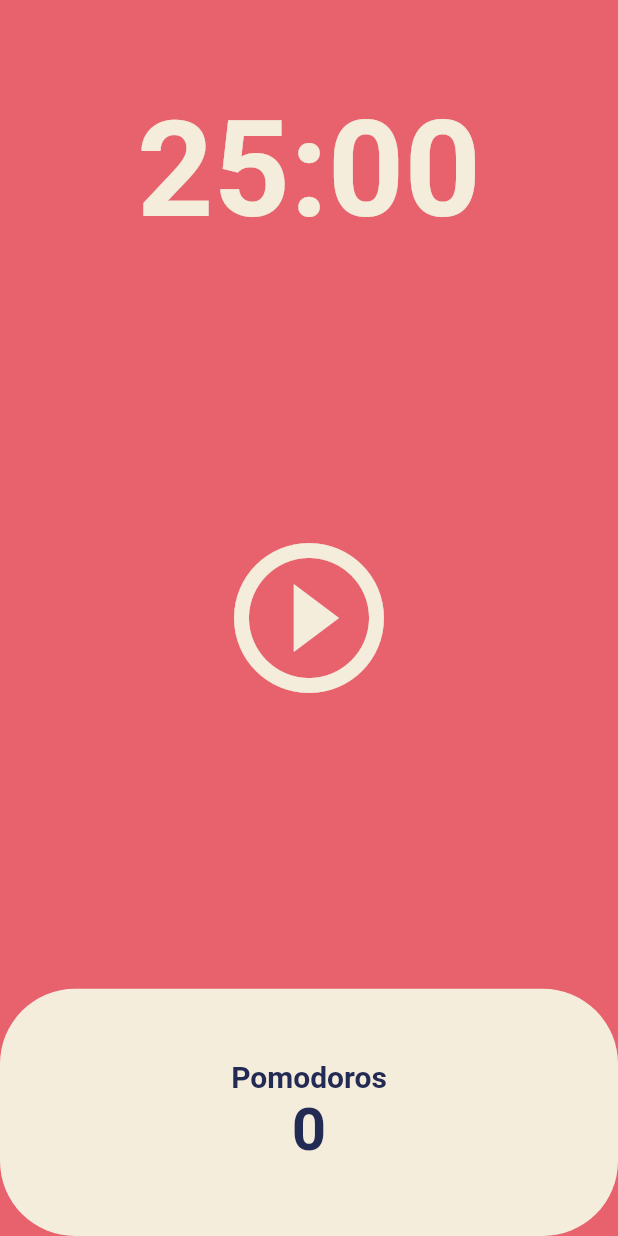
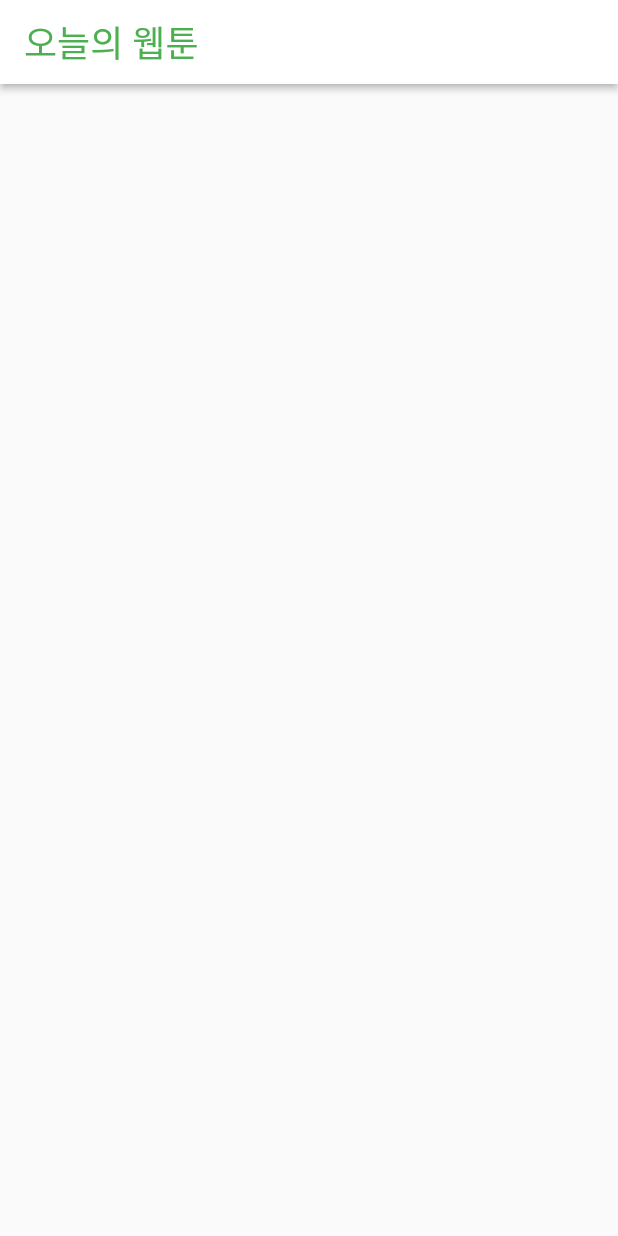
Before and after one commit to neo-rooney/nomadcoders_flutter_hello-flutter, a Flutter app: the screen it shows after launch, on a phone screen of 412 x 824 dp. Run offline on Flutter 3.47's test engine with Material 2 defaults, Android fonts, the phone set to English and light mode, and no system bars.

Commit message:
Feat: 6.1 AppBar

```diff
--- a/lib/main.dart
+++ b/lib/main.dart
@@ -10,18 +10,8 @@ class App extends StatelessWidget {
 
   @override
   Widget build(BuildContext context) {
-    return MaterialApp(
-        theme: ThemeData(
-          colorScheme: ColorScheme.fromSwatch(
-            backgroundColor: const Color(0xFFE7626C),
-          ),
-          textTheme: const TextTheme(
-            displayLarge: TextStyle(
-              color: Color(0xFF232B55),
-            ),
-          ),
-          cardColor: const Color(0xFFF4EDDB),
-        ),
-        home: const HomeScreen());
+    return const MaterialApp(
+      home: HomeScreen(),
+    );
   }
 }
--- a/lib/screen/home_screen.dart
+++ b/lib/screen/home_screen.dart
@@ -1,123 +1,21 @@
-import 'dart:async';
-
 import 'package:flutter/material.dart';
 
-class HomeScreen extends StatefulWidget {
+class HomeScreen extends StatelessWidget {
   const HomeScreen({super.key});
-
-  @override
-  State<HomeScreen> createState() => _HomeScreenState();
-}
-
-class _HomeScreenState extends State<HomeScreen> {
-  int totalSeconds = 1500;
-  bool isRunning = false;
-  late Timer timer;
-
-  void onTick(Timer timer) {
-    setState(() {
-      totalSeconds = totalSeconds - 1;
-    });
-  }
-
-  void onStartPress() {
-    timer = Timer.periodic(
-      const Duration(
-        seconds: 1,
-      ),
-      onTick,
-    );
-    setState(() {
-      isRunning = true;
-    });
-  }
-
-  void onPausePress() {
-    timer.cancel();
-    setState(() {
-      isRunning = false;
-    });
-  }
-
-  String format(int seconds) {
-    var duration = Duration(seconds: seconds);
-    return duration.toString().split('.').first.substring(2, 7);
-  }
 
   @override
   Widget build(BuildContext context) {
     return Scaffold(
-      backgroundColor: Theme.of(context).colorScheme.background,
-      body: Column(
-        children: [
-          Flexible(
-            flex: 1,
-            child: Container(
-              alignment: Alignment.bottomCenter,
-              child: Text(
-                format(totalSeconds),
-                style: TextStyle(
-                  fontSize: 89,
-                  fontWeight: FontWeight.w600,
-                  color: Theme.of(context).cardColor,
-                ),
-              ),
+      appBar: AppBar(
+          elevation: 2,
+          backgroundColor: Colors.white,
+          foregroundColor: Colors.green,
+          title: const Text(
+            "오늘의 웹툰",
+            style: TextStyle(
+              fontSize: 24,
             ),
-          ),
-          Flexible(
-            flex: 3,
-            child: Center(
-              child: IconButton(
-                iconSize: 120,
-                color: Theme.of(context).cardColor,
-                onPressed: isRunning ? onPausePress : onStartPress,
-                icon: Icon(
-                  isRunning
-                      ? Icons.pause_circle_outline_outlined
-                      : Icons.play_circle_outline_outlined,
-                ),
-              ),
-            ),
-          ),
-          Flexible(
-            flex: 1,
-            child: Row(
-              children: [
-                Expanded(
-                  child: Container(
-                    decoration: BoxDecoration(
-                        color: Theme.of(context).cardColor,
-                        borderRadius: BorderRadius.circular(50)),
-                    child: Column(
-                      mainAxisAlignment: MainAxisAlignment.center,
-                      children: [
-                        Text(
-                          "Pomodoros",
-                          style: TextStyle(
-                            color:
-                                Theme.of(context).textTheme.displayLarge!.color,
-                            fontSize: 20,
-                            fontWeight: FontWeight.w600,
-                          ),
-                        ),
-                        Text(
-                          "0",
-                          style: TextStyle(
-                            color:
-                                Theme.of(context).textTheme.displayLarge!.color,
-                            fontSize: 40,
-                            fontWeight: FontWeight.w600,
-                          ),
-                        )
-                      ],
-                    ),
-                  ),
-                )
-              ],
-            ),
-          ),
-        ],
-      ),
+          )),
     );
   }
 }
```
